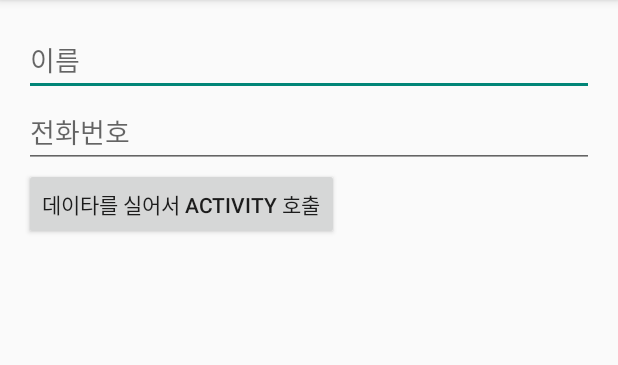
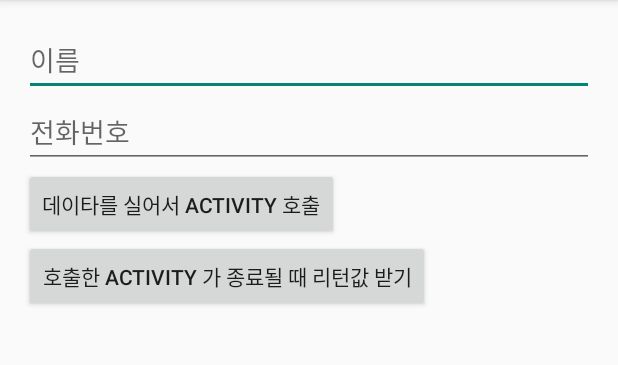
Before and after one commit to hsi6446/android_exam, an Android app: the ActivityExamActivity screen opened directly, with no data from a screen before it, on a phone screen of 412 x 824 dp, the part 84-449 px from its top. Run offline under Robolectric (Android 15) with nearby library versions, the phone set to English and light mode, and no system bars.

Commit message:
startActivity result, OnActivity result, setResult example

```diff
--- a/app/src/main/res/layout/activity_acivity_exam.xml
+++ b/app/src/main/res/layout/activity_acivity_exam.xml
@@ -31,5 +31,10 @@
         android:layout_height="wrap_content"
         android:text="데이타를 실어서 Activity 호출"/>
 
+    <Button
+        android:id="@+id/btn2"
+        android:layout_width="wrap_content"
+        android:layout_height="wrap_content"
+        android:text="호출한 Activity 가 종료될 때 리턴값 받기"/>
 
 </LinearLayout>
```
Also changed, not shown: app/src/main/java/com/example/android/android_exam/Activity/ActivityExamActivity.java (+54 -0 lines), app/src/main/java/com/example/android/android_exam/Activity/TargetActivity.java (+15 -4 lines).
